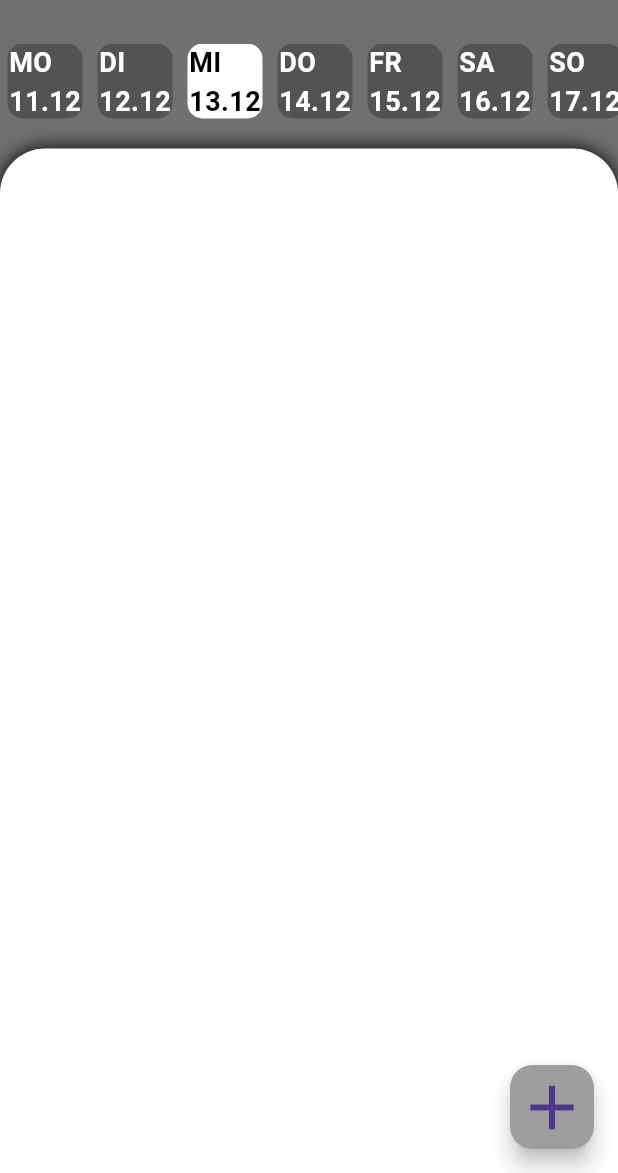
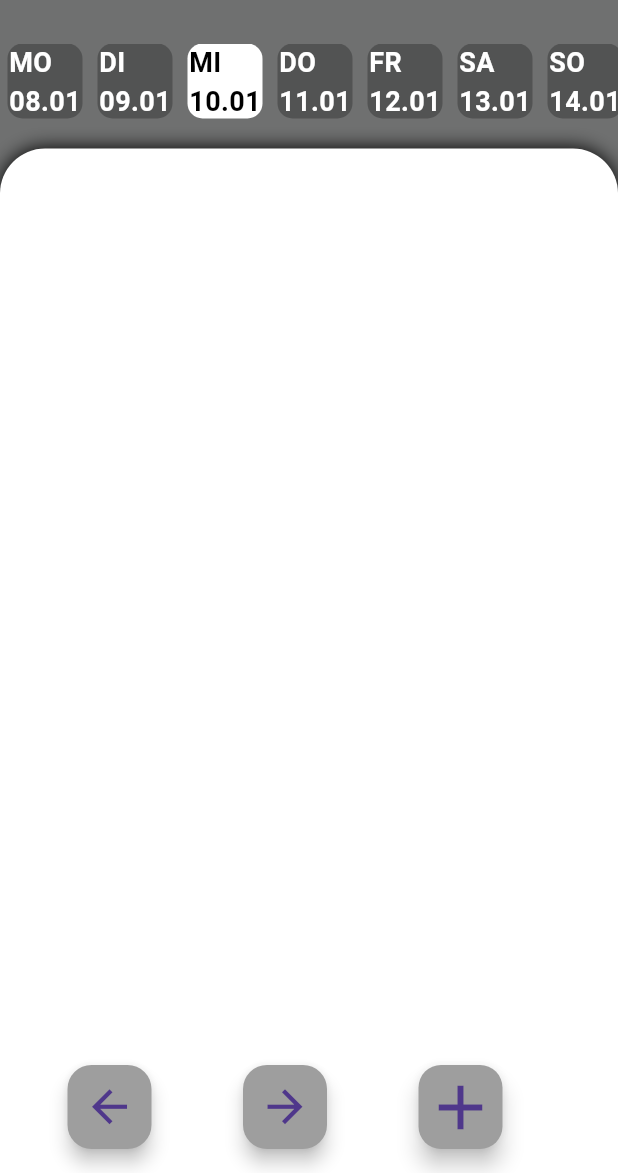
Before and after one commit to ronrobertsoen/lernapp_2, a Flutter app: the screen it shows after launch, on a phone screen of 412 x 824 dp, the part 63-1236 px from its top. Run offline on Flutter 3.47's test engine with Material 3 defaults, Android fonts, the phone set to English and light mode, and no system bars.

Commit message:
Buttons zum Wochen wechseln

```diff
--- a/lib/pages/home.dart
+++ b/lib/pages/home.dart
@@ -21,7 +21,7 @@ class _HomePageState extends State<HomePage> {
   List<String> dayDependentTodos = [];
   List<String> todoInformation = ["MON,TEST1,TEST1"];
   String weekday = "";
-  DateTime currentdate = DateTime(2022, 12, 11);
+  DateTime currentdate = DateTime(2024, 01, 08);
 
   @override
   void dispose() {
@@ -61,13 +61,27 @@ class _HomePageState extends State<HomePage> {
     }
   }
 
+  int value = 0;
+  void nextweek() {
+    setState(() {
+      currentdate = currentdate.add(Duration(days: 7));
+    });
+  }
+
+  void previousweek() {
+    setState(() {
+      currentdate = currentdate.subtract(Duration(days: 7));
+    });
+    value = -7;
+  }
+
   @override
   Widget build(BuildContext context) {
     return Scaffold(
-      backgroundColor: Color.fromARGB(255, 111, 112, 112),
+        backgroundColor: const Color.fromARGB(255, 111, 112, 112),
         appBar: AppBar(
           centerTitle: true,
-        backgroundColor: Color.fromARGB(255, 111, 112, 112),
+          backgroundColor: const Color.fromARGB(255, 111, 112, 112),
           elevation: 0.0,
           title: const Text("LERNAPP"),
         ),
@@ -93,7 +107,23 @@ class _HomePageState extends State<HomePage> {
             ),
           ],
         ),
-      floatingActionButton: FloatingActionButton(
+        floatingActionButton: Row(
+          mainAxisAlignment: MainAxisAlignment
+              .spaceEvenly, // Dies sorgt dafür, dass die Buttons richtig platziert sind
+          children: [
+            FloatingActionButton(
+              onPressed: previousweek,
+              elevation: 5.0,
+              backgroundColor: const Color.fromARGB(255, 158, 158, 158),
+              child: const Icon(Icons.arrow_back, size: 35),
+            ),
+            FloatingActionButton(
+              onPressed: nextweek,
+              elevation: 5.0,
+              backgroundColor: const Color.fromARGB(255, 158, 158, 158),
+              child: const Icon(Icons.arrow_forward, size: 35),
+            ),
+            FloatingActionButton(
               onPressed: () {
                 showDialog(
                   context: context,
@@ -101,14 +131,16 @@ class _HomePageState extends State<HomePage> {
                     return TodoInformationPopup(
                       titleController: titleController,
                       descriptionController: descriptionController,
-                dateController: dateController, // Übergeben des Controllers
+                      dateController:
+                          dateController, // Übergeben des Controllers
                     );
                   },
                 ).then((value) {
                   setState(() {
                     if (descriptionController.text.isEmpty ||
                         titleController.text.isEmpty) {
-                showInSnackBar("Fach oder Beschreibung darf nicht leer sein!");
+                      showInSnackBar(
+                          "Fach oder Beschreibung darf nicht leer sein!");
                     } else {
                       todoInformation.add(
                           "$weekday,${titleController.text},${descriptionController.text}");
@@ -125,7 +157,8 @@ class _HomePageState extends State<HomePage> {
               ),
               backgroundColor: const Color.fromARGB(255, 158, 158, 158),
               child: const Icon(Icons.add, size: 50),
-      ),
-    );
+            )
+          ],
+        ));
   }
 }
```
Lines whose indentation alone changed are shown as unchanged.
